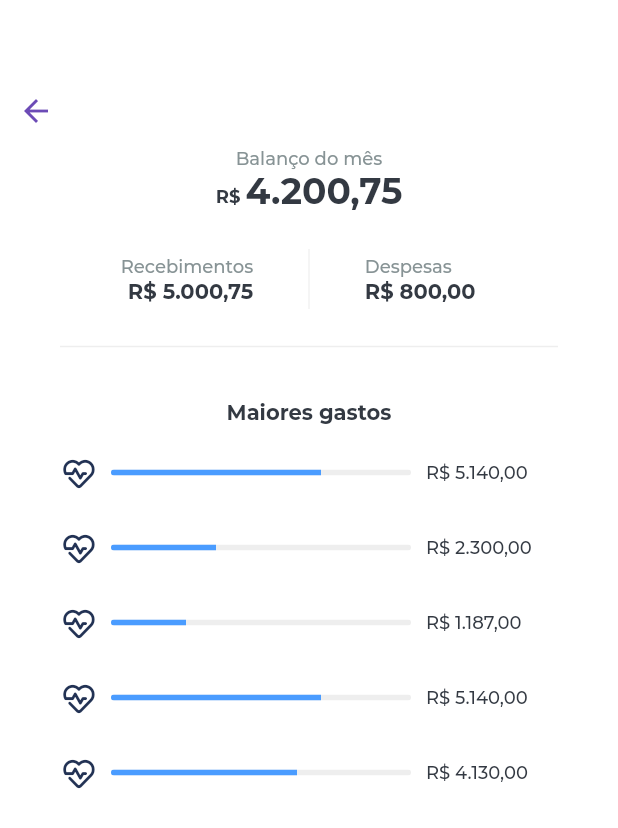
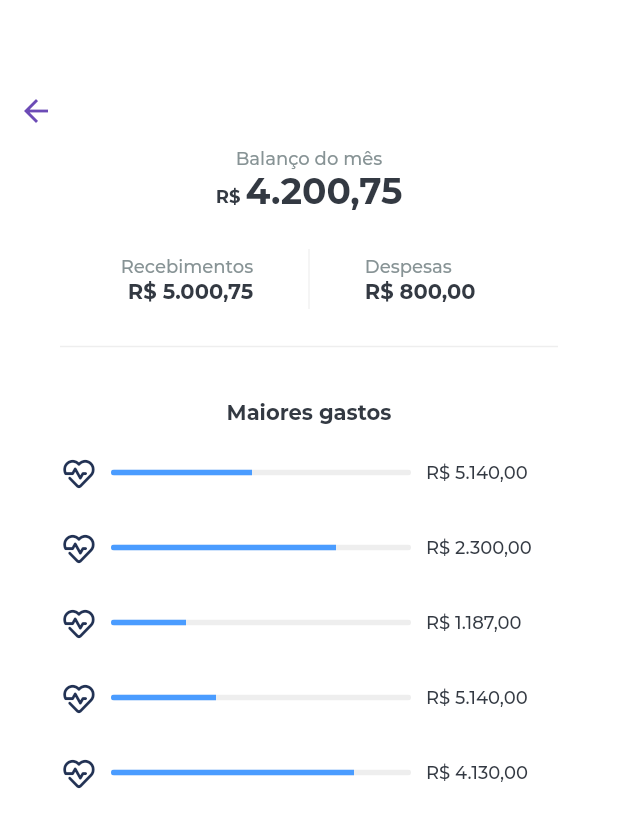
Before and after one commit to Platiplus/platy_flutter, a Flutter app: the HomeDetails screen opened directly, on a phone screen of 412 x 824 dp. Shown: the top 828 px of the screen. Run offline on Flutter 3.47's test engine with Material 2 defaults, Android fonts, the phone set to English and light mode, and no system bars; our stand-ins replace shared_preferences; accounts and stored records are empty.

Commit message:
Animations on details and route args passing

```diff
--- a/lib/Screens/home/details/details_screen.dart
+++ b/lib/Screens/home/details/details_screen.dart
@@ -1,20 +1,24 @@
 import 'package:flutter/cupertino.dart';
 import 'package:flutter/material.dart';
+import 'package:platy/Models/Transaction.dart';
 import 'package:platy/Widgets/Widgets.dart';
 import 'package:platy/Styles/Styles.dart' as Theme;
 
 class HomeDetails extends StatefulWidget {
-  HomeDetails({Key key}) : super(key: key);
+  HomeDetails({Key key, this.transactions}) : super(key: key);
+
+  final List<List<Transaction>> transactions;
+
   @override
   HomeDetailsState createState() => new HomeDetailsState();
 }
 
 class HomeDetailsState extends State<HomeDetails> {
-
   final GlobalKey<ScaffoldState> _scaffoldKey = new GlobalKey<ScaffoldState>();
 
   @override
   Widget build(BuildContext context){
+
     return new Scaffold(
       key: _scaffoldKey,
       backgroundColor: Colors.white,
@@ -216,13 +220,7 @@ class HomeDetailsState extends State<HomeDetails> {
                                 borderRadius: BorderRadius.circular(8),
                                 child: Container(
                                     width: 200,
-                                    child: LinearProgressIndicator(
-                                      backgroundColor: Color(0xFFEEEEEE),
-                                      valueColor: AlwaysStoppedAnimation<Color>(
-                                          Color(0xFF4A9CFF)
-                                      ),
-                                      value: 0.7,
-                                    )
+                                    child: HorizontalProgressIndicator(endAnimation: 0.47)
                                 )
                             )
                           ),
@@ -262,13 +260,7 @@ class HomeDetailsState extends State<HomeDetails> {
                                   borderRadius: BorderRadius.circular(8),
                                   child: Container(
                                       width: 200,
-                                      child: LinearProgressIndicator(
-                                        backgroundColor: Color(0xFFEEEEEE),
-                                        valueColor: AlwaysStoppedAnimation<Color>(
-                                            Color(0xFF4A9CFF)
-                                        ),
-                                        value: 0.35,
-                                      )
+                                      child: HorizontalProgressIndicator(endAnimation: 0.75)
                                   )
                               )
                           ),
@@ -308,13 +300,7 @@ class HomeDetailsState extends State<HomeDetails> {
                                   borderRadius: BorderRadius.circular(8),
                                   child: Container(
                                       width: 200,
-                                      child: LinearProgressIndicator(
-                                        backgroundColor: Color(0xFFEEEEEE),
-                                        valueColor: AlwaysStoppedAnimation<Color>(
-                                            Color(0xFF4A9CFF)
-                                        ),
-                                        value: 0.25,
-                                      )
+                                      child: HorizontalProgressIndicator(endAnimation: 0.25)
                                   )
                               )
                           ),
@@ -354,13 +340,7 @@ class HomeDetailsState extends State<HomeDetails> {
                                   borderRadius: BorderRadius.circular(8),
                                   child: Container(
                                       width: 200,
-                                      child: LinearProgressIndicator(
-                                        backgroundColor: Color(0xFFEEEEEE),
-                                        valueColor: AlwaysStoppedAnimation<Color>(
-                                            Color(0xFF4A9CFF)
-                                        ),
-                                        value: 0.7,
-                                      )
+                                      child: HorizontalProgressIndicator(endAnimation: 0.35)
                                   )
                               )
                           ),
@@ -400,13 +380,7 @@ class HomeDetailsState extends State<HomeDetails> {
                                   borderRadius: BorderRadius.circular(8),
                                   child: Container(
                                       width: 200,
-                                      child: LinearProgressIndicator(
-                                        backgroundColor: Color(0xFFEEEEEE),
-                                        valueColor: AlwaysStoppedAnimation<Color>(
-                                            Color(0xFF4A9CFF)
-                                        ),
-                                        value: 0.62,
-                                      )
+                                      child: HorizontalProgressIndicator(endAnimation: 0.81)
                                   )
                               )
                           ),
--- /dev/null
+++ b/lib/Widgets/HorizontalProgressIndicator.dart
@@ -0,0 +1,50 @@
+import 'package:flutter/material.dart';
+import 'package:flutter/widgets.dart';
+
+class HorizontalProgressIndicator extends StatefulWidget {
+  final endAnimation;
+
+  HorizontalProgressIndicator({ this.endAnimation });
+
+  @override
+  HorizontalProgressIndicatorState createState() => new HorizontalProgressIndicatorState();
+}
+
+class HorizontalProgressIndicatorState extends State<HorizontalProgressIndicator>
+    with SingleTickerProviderStateMixin {
+
+  AnimationController controller;
+
+  Animation animation;
+
+  double beginAnim = 0.0 ;
+
+  @override
+  void initState() {
+    super.initState();
+    controller = AnimationController( duration: const Duration(seconds: 1), vsync: this );
+    animation = Tween(begin: beginAnim, end: widget.endAnimation).animate(controller)..addListener(() {
+      setState(() {
+        // Change here any Animation object value.
+      });
+    });
+    controller.forward();
+  }
+
+  @override
+  void dispose() {
+    controller.stop();
+    super.dispose();
+  }
+
+  @override
+  Widget build(BuildContext context) {
+    return LinearProgressIndicator(
+        backgroundColor: Color(0xFFEEEEEE),
+        valueColor: AlwaysStoppedAnimation<Color>(
+            Color(0xFF4A9CFF)
+        ),
+        value: animation.value
+    );
+  }
+}
--- a/lib/Widgets/Widgets.dart
+++ b/lib/Widgets/Widgets.dart
@@ -3,3 +3,4 @@ export 'CustomInput.dart';
 export 'CustomIcons.dart';
 export 'TransactionItem.dart';
 export 'NoTransactions.dart';
+export 'HorizontalProgressIndicator.dart';
--- a/lib/routes.dart
+++ b/lib/routes.dart
@@ -7,7 +7,7 @@ import 'Screens/home/details/details_screen.dart';
 
 class RouteGenerator {
   static Route<dynamic> generateRoute(RouteSettings settings){
-//    final args = settings.arguments;
+    final args = settings.arguments;
 
     switch (settings.name){
       case '/':
@@ -26,7 +26,7 @@ class RouteGenerator {
         break;
 
       case 'home-details':
-        return MaterialPageRoute(builder: (_) => HomeDetails());
+        return MaterialPageRoute(builder: (_) => HomeDetails(transactions: args));
 
       default:
         return MaterialPageRoute(builder: (_) => Login());
```
Also changed, not shown: lib/Screens/control/control_screen.dart (+36 -9 lines), lib/Widgets/TransactionItem.dart (+10 -6 lines).
